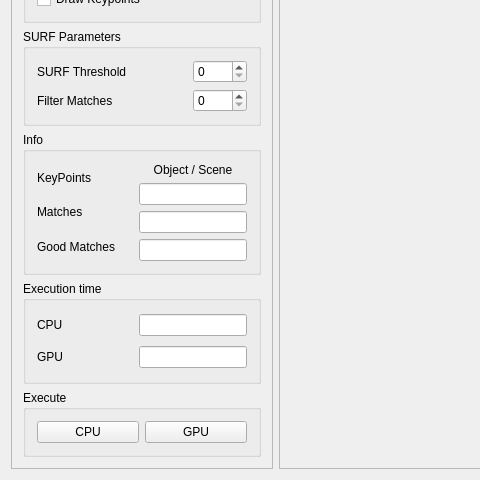
Old version of the form object-detect/mainwindow.ui in the repository ZuDame/object-detect; both pictures show x 0 to 480 and y 164 to 644 of the 1280 by 644 pixel window.
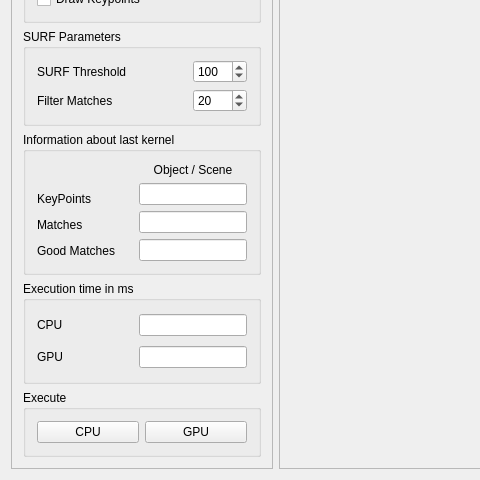
New version of the form.

Commit message: Interaction with UI

```diff
--- a/object-detect/mainwindow.ui
+++ b/object-detect/mainwindow.ui
@@ -115,7 +115,7 @@
        <item row="5" column="0">
         <widget class="QGroupBox" name="groupBox_11">
          <property name="title">
-          <string>Execution time</string>
+          <string>Execution time in ms</string>
          </property>
          <layout class="QGridLayout" name="gridLayout_9">
           <item row="0" column="0">
@@ -128,7 +128,7 @@
           <item row="0" column="1" rowspan="2">
            <layout class="QGridLayout" name="gridLayout_7">
             <item row="0" column="1">
-             <widget class="QLineEdit" name="lineEdit_7">
+             <widget class="QLineEdit" name="lineEditExecutionTimeCpu">
               <property name="sizePolicy">
                <sizepolicy hsizetype="Minimum" vsizetype="Fixed">
                 <horstretch>0</horstretch>
@@ -138,7 +138,7 @@
              </widget>
             </item>
             <item row="1" column="1">
-             <widget class="QLineEdit" name="lineEdit_8">
+             <widget class="QLineEdit" name="lineEditExecutionTimeGpu">
               <property name="sizePolicy">
                <sizepolicy hsizetype="Minimum" vsizetype="Fixed">
                 <horstretch>0</horstretch>
@@ -175,24 +175,17 @@
        <item row="4" column="0">
         <widget class="QGroupBox" name="groupBox">
          <property name="title">
-          <string>Info</string>
+          <string>Information about last kernel</string>
          </property>
          <layout class="QGridLayout" name="gridLayout_10">
-          <item row="0" column="0">
-           <widget class="QLabel" name="labelKeyPoints">
-            <property name="text">
-             <string>KeyPoints</string>
-            </property>
-           </widget>
-          </item>
-          <item row="2" column="0">
+          <item row="3" column="0">
            <widget class="QLabel" name="labelGoodMatches">
             <property name="text">
              <string>Good Matches</string>
             </property>
            </widget>
           </item>
-          <item row="0" column="1" rowspan="3">
+          <item row="0" column="1" rowspan="4">
            <layout class="QGridLayout" name="gridLayout">
             <item row="0" column="1">
              <widget class="QLabel" name="label">
@@ -205,13 +198,13 @@
              </widget>
             </item>
             <item row="2" column="1">
-             <widget class="QLineEdit" name="lineEdit_2"/>
+             <widget class="QLineEdit" name="lineEditMatches"/>
             </item>
             <item row="3" column="1">
-             <widget class="QLineEdit" name="lineEdit_3"/>
+             <widget class="QLineEdit" name="lineEditGoodMatches"/>
             </item>
             <item row="1" column="1">
-             <widget class="QLineEdit" name="lineEdit">
+             <widget class="QLineEdit" name="lineEditKeyPoints">
               <property name="sizePolicy">
                <sizepolicy hsizetype="Minimum" vsizetype="Minimum">
                 <horstretch>0</horstretch>
@@ -235,13 +228,20 @@
             </item>
            </layout>
           </item>
-          <item row="1" column="0">
+          <item row="2" column="0">
            <widget class="QLabel" name="labelMatches">
             <property name="text">
              <string>Matches</string>
             </property>
            </widget>
           </item>
+          <item row="1" column="0">
+           <widget class="QLabel" name="labelKeyPoints">
+            <property name="text">
+             <string>KeyPoints</string>
+            </property>
+           </widget>
+          </item>
          </layout>
         </widget>
        </item>
@@ -266,10 +266,30 @@
            </widget>
           </item>
           <item row="1" column="2">
-           <widget class="QSpinBox" name="spinBox_2"/>
+           <widget class="QSpinBox" name="spinBoxGoodMatchesThreshold">
+            <property name="minimum">
+             <number>1</number>
+            </property>
+            <property name="maximum">
+             <number>100</number>
+            </property>
+            <property name="value">
+             <number>20</number>
+            </property>
+           </widget>
           </item>
           <item row="0" column="2">
-           <widget class="QSpinBox" name="spinBox"/>
+           <widget class="QSpinBox" name="spinBoxMinHessian">
+            <property name="minimum">
+             <number>10</number>
+            </property>
+            <property name="maximum">
+             <number>800</number>
+            </property>
+            <property name="value">
+             <number>100</number>
+            </property>
+           </widget>
           </item>
          </layout>
         </widget>
```
Left out of the diff: 14 changed lines with no effect on the pictures. The commit also changes 2 other files.
